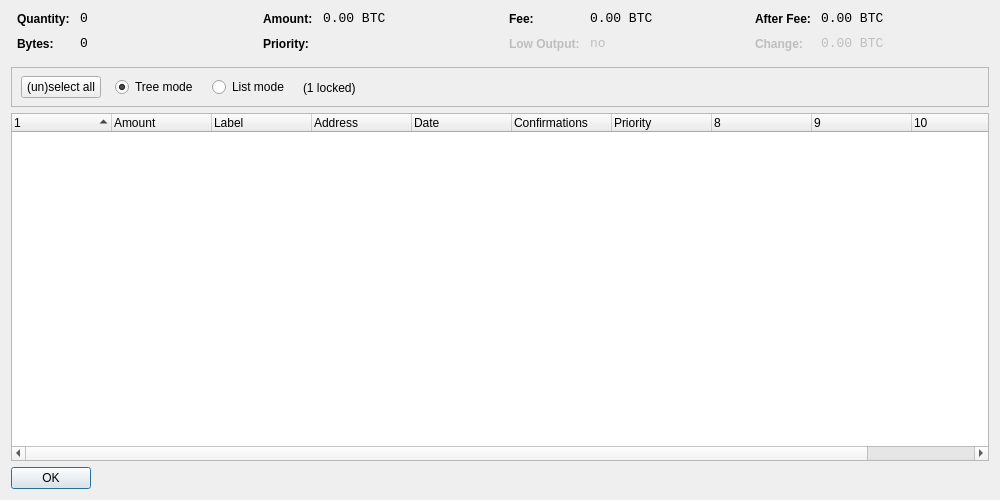
Qt form src/qt/forms/coincontroldialog.ui (ibithub/ibithub) before a commit.
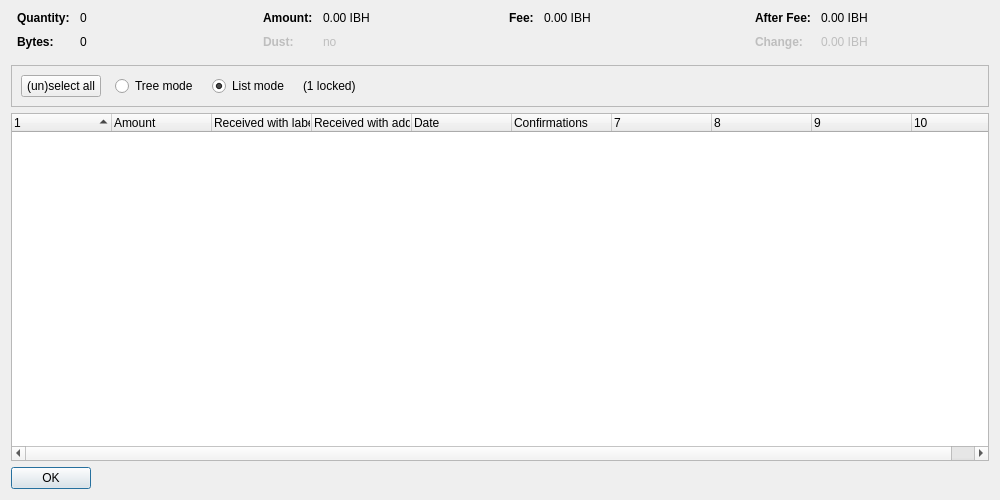
The same form after that commit. Custom widgets are drawn as their Qt base class.

What changed in the file:
```diff
--- a/src/qt/forms/coincontroldialog.ui
+++ b/src/qt/forms/coincontroldialog.ui
@@ -38,8 +38,11 @@
        </property>
        <item row="0" column="0">
         <widget class="QLabel" name="labelCoinControlQuantityText">
-         <property name="styleSheet">
-          <string notr="true">font-weight:bold;</string>
+         <property name="font">
+          <font>
+           <weight>75</weight>
+           <bold>true</bold>
+          </font>
          </property>
          <property name="text">
           <string>Quantity:</string>
@@ -48,12 +51,6 @@
        </item>
        <item row="0" column="1">
         <widget class="QLabel" name="labelCoinControlQuantity">
-         <property name="font">
-          <font>
-           <family>Monospace</family>
-           <pointsize>10</pointsize>
-          </font>
-         </property>
          <property name="cursor">
           <cursorShape>IBeamCursor</cursorShape>
          </property>
@@ -70,8 +67,11 @@
        </item>
        <item row="1" column="0">
         <widget class="QLabel" name="labelCoinControlBytesText">
-         <property name="styleSheet">
-          <string notr="true">font-weight:bold;</string>
+         <property name="font">
+          <font>
+           <weight>75</weight>
+           <bold>true</bold>
+          </font>
          </property>
          <property name="text">
           <string>Bytes:</string>
@@ -80,12 +80,6 @@
        </item>
        <item row="1" column="1">
         <widget class="QLabel" name="labelCoinControlBytes">
-         <property name="font">
-          <font>
-           <family>Monospace</family>
-           <pointsize>10</pointsize>
-          </font>
-         </property>
          <property name="cursor">
           <cursorShape>IBeamCursor</cursorShape>
          </property>
@@ -118,8 +112,11 @@
        </property>
        <item row="0" column="0">
         <widget class="QLabel" name="labelCoinControlAmountText">
-         <property name="styleSheet">
-          <string notr="true">font-weight:bold;</string>
+         <property name="font">
+          <font>
+           <weight>75</weight>
+           <bold>true</bold>
+          </font>
          </property>
          <property name="text">
           <string>Amount:</string>
@@ -128,12 +125,6 @@
        </item>
        <item row="0" column="1">
         <widget class="QLabel" name="labelCoinControlAmount">
-         <property name="font">
-          <font>
-           <family>Monospace</family>
-           <pointsize>10</pointsize>
-          </font>
-         </property>
          <property name="cursor">
           <cursorShape>IBeamCursor</cursorShape>
          </property>
@@ -141,7 +132,7 @@
           <enum>Qt::ActionsContextMenu</enum>
          </property>
          <property name="text">
-          <string notr="true">0.00 BTC</string>
+          <string notr="true">0.00 IBH</string>
          </property>
          <property name="textInteractionFlags">
           <set>Qt::LinksAccessibleByMouse|Qt::TextSelectableByKeyboard|Qt::TextSelectableByMouse</set>
@@ -149,22 +140,25 @@
         </widget>
        </item>
        <item row="1" column="0">
-        <widget class="QLabel" name="labelCoinControlPriorityText">
-         <property name="styleSheet">
-          <string notr="true">font-weight:bold;</string>
+        <widget class="QLabel" name="labelCoinControlLowOutputText">
+         <property name="enabled">
+          <bool>false</bool>
+         </property>
+         <property name="font">
+          <font>
+           <weight>75</weight>
+           <bold>true</bold>
+          </font>
          </property>
          <property name="text">
-          <string>Priority:</string>
+          <string>Dust:</string>
          </property>
         </widget>
        </item>
        <item row="1" column="1">
-        <widget class="QLabel" name="labelCoinControlPriority">
-         <property name="font">
-          <font>
-           <family>Monospace</family>
-           <pointsize>10</pointsize>
-          </font>
+        <widget class="QLabel" name="labelCoinControlLowOutput">
+         <property name="enabled">
+          <bool>false</bool>
          </property>
          <property name="cursor">
           <cursorShape>IBeamCursor</cursorShape>
@@ -173,7 +167,7 @@
           <enum>Qt::ActionsContextMenu</enum>
          </property>
          <property name="text">
-          <string/>
+          <string notr="true">no</string>
          </property>
          <property name="textInteractionFlags">
           <set>Qt::LinksAccessibleByMouse|Qt::TextSelectableByKeyboard|Qt::TextSelectableByMouse</set>
@@ -198,8 +192,11 @@
        </property>
        <item row="0" column="0">
         <widget class="QLabel" name="labelCoinControlFeeText">
-         <property name="styleSheet">
-          <string notr="true">font-weight:bold;</string>
+         <property name="font">
+          <font>
+           <weight>75</weight>
+           <bold>true</bold>
+          </font>
          </property>
          <property name="text">
           <string>Fee:</string>
@@ -208,12 +205,6 @@
        </item>
        <item row="0" column="1">
         <widget class="QLabel" name="labelCoinControlFee">
-         <property name="font">
-          <font>
-           <family>Monospace</family>
-           <pointsize>10</pointsize>
-          </font>
-         </property>
          <property name="cursor">
           <cursorShape>IBeamCursor</cursorShape>
          </property>
@@ -221,45 +212,7 @@
           <enum>Qt::ActionsContextMenu</enum>
          </property>
          <property name="text">
-          <string notr="true">0.00 BTC</string>
-         </property>
-         <property name="textInteractionFlags">
-          <set>Qt::LinksAccessibleByMouse|Qt::TextSelectableByKeyboard|Qt::TextSelectableByMouse</set>
-         </property>
-        </widget>
-       </item>
-       <item row="1" column="0">
-        <widget class="QLabel" name="labelCoinControlLowOutputText">
-         <property name="enabled">
-          <bool>false</bool>
-         </property>
-         <property name="styleSheet">
-          <string notr="true">font-weight:bold;</string>
-         </property>
-         <property name="text">
-          <string>Low Output:</string>
-         </property>
-        </widget>
-       </item>
-       <item row="1" column="1">
-        <widget class="QLabel" name="labelCoinControlLowOutput">
-         <property name="enabled">
-          <bool>false</bool>
-         </property>
-         <property name="font">
-          <font>
-           <family>Monospace</family>
-           <pointsize>10</pointsize>
-          </font>
-         </property>
-         <property name="cursor">
-          <cursorShape>IBeamCursor</cursorShape>
-         </property>
-         <property name="contextMenuPolicy">
-          <enum>Qt::ActionsContextMenu</enum>
-         </property>
-         <property name="text">
-          <string>no</string>
+          <string notr="true">0.00 IBH</string>
          </property>
          <property name="textInteractionFlags">
           <set>Qt::LinksAccessibleByMouse|Qt::TextSelectableByKeyboard|Qt::TextSelectableByMouse</set>
@@ -284,8 +237,11 @@
        </property>
        <item row="0" column="0">
         <widget class="QLabel" name="labelCoinControlAfterFeeText">
-         <property name="styleSheet">
-          <string notr="true">font-weight:bold;</string>
+         <property name="font">
+          <font>
+           <weight>75</weight>
+           <bold>true</bold>
+          </font>
          </property>
          <property name="text">
           <string>After Fee:</string>
@@ -294,12 +250,6 @@
        </item>
        <item row="0" column="1">
         <widget class="QLabel" name="labelCoinControlAfterFee">
-         <property name="font">
-          <font>
-           <family>Monospace</family>
-           <pointsize>10</pointsize>
-          </font>
-         </property>
          <property name="cursor">
           <cursorShape>IBeamCursor</cursorShape>
          </property>
@@ -307,7 +257,7 @@
           <enum>Qt::ActionsContextMenu</enum>
          </property>
          <property name="text">
-          <string notr="true">0.00 BTC</string>
+          <string notr="true">0.00 IBH</string>
          </property>
          <property name="textInteractionFlags">
           <set>Qt::LinksAccessibleByMouse|Qt::TextSelectableByKeyboard|Qt::TextSelectableByMouse</set>
@@ -319,8 +269,11 @@
          <property name="enabled">
           <bool>false</bool>
          </property>
-         <property name="styleSheet">
-          <string notr="true">font-weight:bold;</string>
+         <property name="font">
+          <font>
+           <weight>75</weight>
+           <bold>true</bold>
+          </font>
          </property>
          <property name="text">
           <string>Change:</string>
@@ -332,12 +285,6 @@
          <property name="enabled">
           <bool>false</bool>
          </property>
-         <property name="font">
-          <font>
-           <family>Monospace</family>
-           <pointsize>10</pointsize>
-          </font>
-         </property>
          <property name="cursor">
           <cursorShape>IBeamCursor</cursorShape>
          </property>
@@ -345,7 +292,7 @@
           <enum>Qt::ActionsContextMenu</enum>
          </property>
          <property name="text">
-          <string notr="true">0.00 BTC</string>
+          <string notr="true">0.00 IBH</string>
          </property>
          <property name="textInteractionFlags">
           <set>Qt::LinksAccessibleByMouse|Qt::TextSelectableByKeyboard|Qt::TextSelectableByMouse</set>
@@ -370,15 +317,8 @@
      <property name="frameShadow">
       <enum>QFrame::Sunken</enum>
      </property>
-     <widget class="QWidget" name="horizontalLayoutWidget">
-      <property name="geometry">
-       <rect>
-        <x>10</x>
-        <y>0</y>
-        <width>781</width>
-        <height>41</height>
-       </rect>
-      </property>
+     <layout class="QHBoxLayout" name="horizontalLayout">
+      <item>
       <layout class="QHBoxLayout" name="horizontalLayoutPanel" stretch="0,0,0,0,0">
        <property name="spacing">
         <number>14</number>
@@ -394,6 +334,9 @@
          <property name="text">
           <string>(un)select all</string>
          </property>
+          <property name="autoDefault">
+           <bool>false</bool>
+          </property>
         </widget>
        </item>
        <item>
@@ -407,9 +350,6 @@
          <property name="text">
           <string>Tree mode</string>
          </property>
-         <property name="checked">
-          <bool>true</bool>
-         </property>
         </widget>
        </item>
        <item>
@@ -423,6 +363,9 @@
          <property name="text">
           <string>List mode</string>
          </property>
+          <property name="checked">
+           <bool>true</bool>
+          </property>
         </widget>
        </item>
        <item>
@@ -446,7 +389,8 @@
         </spacer>
        </item>
       </layout>
-     </widget>
+      </item>
+     </layout>
     </widget>
    </item>
    <item>
@@ -458,7 +402,7 @@
       <bool>false</bool>
      </property>
      <property name="columnCount">
-      <number>11</number>
+      <number>10</number>
      </property>
      <attribute name="headerShowSortIndicator" stdset="0">
       <bool>true</bool>
@@ -478,12 +422,12 @@
      </column>
      <column>
       <property name="text">
-       <string notr="true">Label</string>
+       <string>Received with label</string>
       </property>
      </column>
      <column>
       <property name="text">
-       <string>Address</string>
+       <string>Received with address</string>
       </property>
      </column>
      <column>
@@ -499,11 +443,6 @@
        <string>Confirmed</string>
       </property>
      </column>
-     <column>
-      <property name="text">
-       <string>Priority</string>
-      </property>
-     </column>
      <column>
       <property name="text">
        <string/>
```
Left out of the diff: 4 changed lines with no effect on the pictures. Lines whose indentation alone changed are shown as unchanged.
